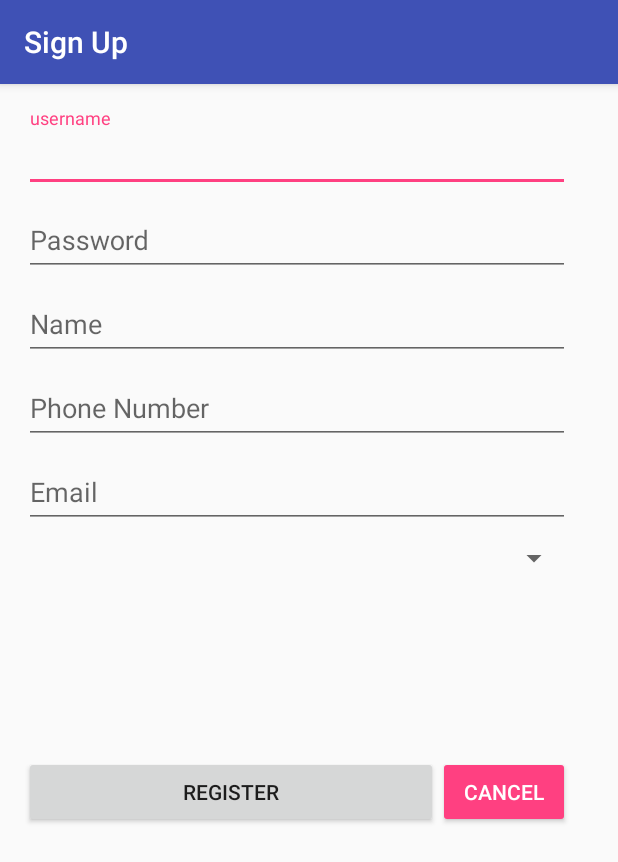
After one commit to capuanomat/Where-s-my-stuff2, an Android app: the RegistrationScreenActivity screen opened directly, with no data from a screen before it, on a phone screen of 412 x 824 dp. The commit adds this screen. Shown: the top 862 px of the screen. Run offline under Robolectric (Android 15) with nearby library versions, the phone set to English and light mode, and no system bars; 2 statements that could not run were skipped.

Commit message:
working on M5 registration screen, created model objects and layout page, registration activity not finished yet

```diff
--- /dev/null
+++ b/Where'sMyStuff/app/src/main/res/layout/activity_registration_screen.xml
@@ -0,0 +1,139 @@
+<LinearLayout xmlns:android="http://schemas.android.com/apk/res/android"
+    xmlns:tools="http://schemas.android.com/tools"
+    android:layout_width="wrap_content"
+    android:layout_height="match_parent"
+    android:gravity="center_horizontal"
+    android:paddingBottom="@dimen/activity_vertical_margin"
+    android:paddingLeft="@dimen/activity_horizontal_margin"
+    android:paddingRight="@dimen/activity_horizontal_margin"
+    android:paddingTop="@dimen/activity_vertical_margin"
+    tools:context="com.example.matthieujbcapuano.wheresmystuff.RegistrationScreenActivity"
+    android:weightSum="1">
+
+    <!-- Login progress -->
+
+    <ProgressBar
+        android:id="@+id/login_progress"
+        style="?android:attr/progressBarStyleLarge"
+        android:layout_width="wrap_content"
+        android:layout_height="wrap_content"
+        android:layout_marginBottom="8dp"
+        android:visibility="gone" />
+
+    <ScrollView
+        android:id="@+id/login_form"
+        android:layout_width="364dp"
+        android:layout_height="match_parent"
+        android:layout_weight="0.85">
+
+        <LinearLayout
+            android:id="@+id/registration_login_form"
+            android:layout_width="match_parent"
+            android:layout_height="wrap_content"
+            android:orientation="vertical">
+
+            <android.support.design.widget.TextInputLayout
+                android:id="@+id/usernameLayout"
+                android:layout_width="match_parent"
+                android:layout_height="match_parent">
+
+                <EditText
+                    android:id="@+id/username"
+                    android:layout_width="match_parent"
+                    android:layout_height="wrap_content"
+                    android:hint="username" />
+            </android.support.design.widget.TextInputLayout>
+
+            <android.support.design.widget.TextInputLayout
+                android:id="@+id/passwordLayout"
+                android:layout_width="match_parent"
+                android:layout_height="wrap_content">
+
+                <EditText
+                    android:id="@+id/password"
+                    android:layout_width="match_parent"
+                    android:layout_height="wrap_content"
+                    android:hint="@string/prompt_password"
+                    android:imeActionId="@+id/login"
+                    android:imeActionLabel="@string/action_sign_in_short"
+                    android:imeOptions="actionUnspecified"
+                    android:inputType="textPassword"
+                    android:maxLines="1"
+                    android:singleLine="true" />
+
+            </android.support.design.widget.TextInputLayout>
+
+            <android.support.design.widget.TextInputLayout
+                android:id="@+id/nameLayout"
+                android:layout_width="match_parent"
+                android:layout_height="match_parent">
+
+                <EditText
+                    android:id="@+id/name"
+                    android:layout_width="match_parent"
+                    android:layout_height="wrap_content"
+                    android:hint="Name" />
+
+            </android.support.design.widget.TextInputLayout>
+
+            <android.support.design.widget.TextInputLayout
+                android:id="@+id/phoneNumberLayout"
+                android:layout_width="match_parent"
+                android:layout_height="match_parent">
+
+                <EditText
+                    android:id="@+id/phoneNumber"
+                    android:layout_width="match_parent"
+                    android:layout_height="wrap_content"
+                    android:hint="Phone Number" />
+
+            </android.support.design.widget.TextInputLayout>
+
+            <android.support.design.widget.TextInputLayout
+                android:id="@+id/emailLayout"
+                android:layout_width="match_parent"
+                android:layout_height="match_parent">
+
+                <EditText
+                    android:id="@+id/email"
+                    android:layout_width="match_parent"
+                    android:layout_height="wrap_content"
+                    android:hint="Email" />
+            </android.support.design.widget.TextInputLayout>
+
+            <Spinner
+                android:id="@+id/userTypeSpinner"
+                android:layout_width="match_parent"
+                android:layout_height="40dp"
+                android:visibility="visible" />
+
+            <Space
+                android:layout_width="match_parent"
+                android:layout_height="112dp" />
+
+            <LinearLayout
+                android:id="@+id/registration_button_form"
+                android:layout_width="match_parent"
+                android:layout_height="58dp"
+                android:orientation="horizontal">
+
+                <Button
+                    android:id="@+id/registerButton"
+                    android:layout_width="wrap_content"
+                    android:layout_height="wrap_content"
+                    android:layout_weight="1"
+                    android:text="Register" />
+
+                <Button
+                    android:id="@+id/cancelButton"
+                    style="@style/Widget.AppCompat.Button.Colored"
+                    android:layout_width="wrap_content"
+                    android:layout_height="wrap_content"
+                    android:text="@android:string/cancel" />
+
+            </LinearLayout>
+
+        </LinearLayout>
+    </ScrollView>
+
+</LinearLayout>
--- a/Where'sMyStuff/app/src/main/res/values/strings.xml
+++ b/Where'sMyStuff/app/src/main/res/values/strings.xml
@@ -24,6 +24,7 @@
     <string name="lostRequestButton">Lost / Request</string>
     <string name="foundButton">Found!</string>
     <string name="buttonDonate">Donate!</string>
+    <string name="title_activity_registration_screen">"Sign Up "</string>
 
 
 </resources>
```
Also changed, not shown: Where'sMyStuff/app/src/main/AndroidManifest.xml (+9 -1 lines), Where'sMyStuff/app/src/main/java/com/example/matthieujbcapuano/wheresmystuff/AdminUser.java (added, +34 -0 lines), Where'sMyStuff/app/src/main/java/com/example/matthieujbcapuano/wheresmystuff/RegistrationScreenActivity.java (added, +364 -0 lines), Where'sMyStuff/app/src/main/java/com/example/matthieujbcapuano/wheresmystuff/RegularUser.java (added, +36 -0 lines), Where'sMyStuff/app/src/main/java/com/example/matthieujbcapuano/wheresmystuff/UserModel.java (added, +81 -0 lines).
